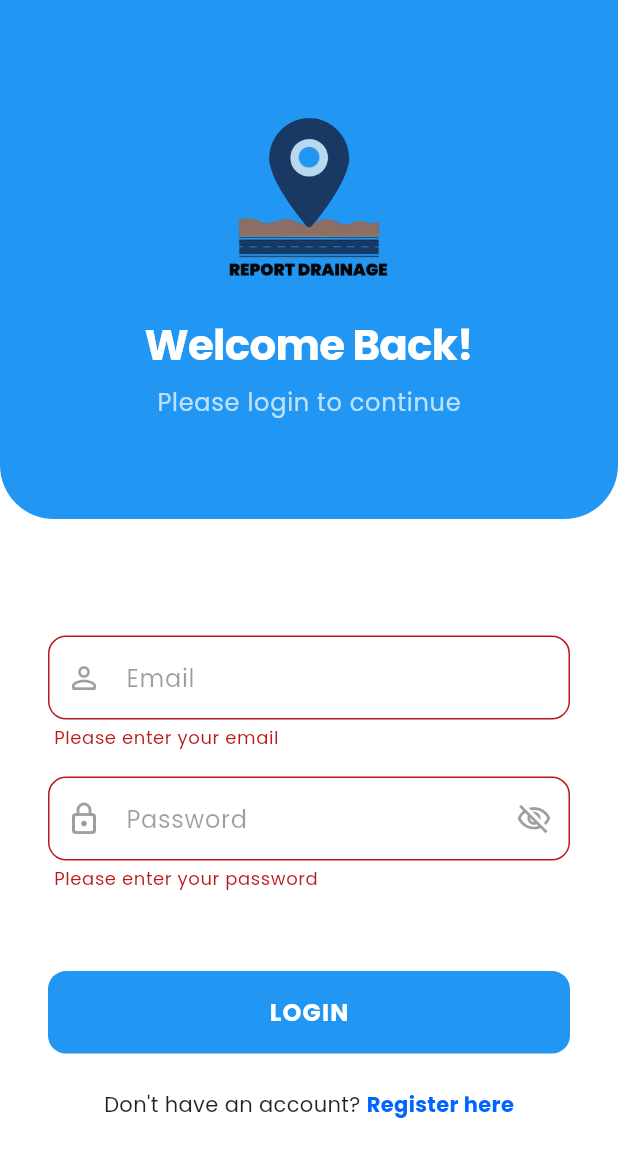
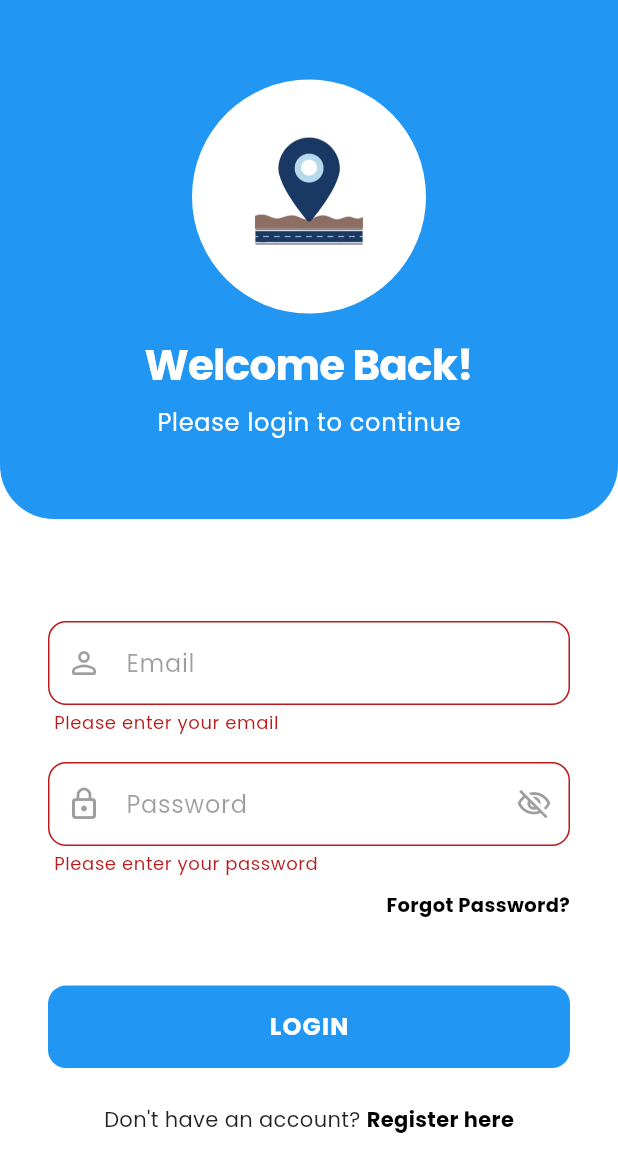
Before and after one commit to miksmikylacute/drainage_mobile, a Flutter app: the screen it shows after launch, after a tap on "LOGIN", on a phone screen of 412 x 824 dp. Shown: the top 1172 px of the screen. Run offline on Flutter 3.47's test engine with Material 3 defaults, Android fonts, the phone set to English and light mode, and no system bars; our stand-ins replace flutter_map, geolocator, google_fonts, image_picker, latlong2, supabase_flutter; accounts and stored records are empty.

Commit message:
mikschanges2design

```diff
--- a/lib/screens/login_screen.dart
+++ b/lib/screens/login_screen.dart
@@ -92,11 +92,18 @@ class _LoginScreenState extends State<LoginScreen> {
                   child: Column(
                     mainAxisAlignment: MainAxisAlignment.center,
                     children: [
-                      // Logo
-                      Image.asset(
-                        'assets/drainage.png',
-                        height: 130,
-                        fit: BoxFit.contain,
+                      // Logo in white circle
+                      Container(
+                        padding: const EdgeInsets.all(28),
+                        decoration: const BoxDecoration(
+                          color: Colors.white,
+                          shape: BoxShape.circle,
+                        ),
+                        child: Image.asset(
+                          'assets/drainage_clean.png',
+                          height: 100,
+                          fit: BoxFit.contain,
+                        ),
                       ),
                       const SizedBox(height: 16),
                       Text(
@@ -111,7 +118,7 @@ class _LoginScreenState extends State<LoginScreen> {
                       Text(
                         'Please login to continue',
                         style: theme.textTheme.bodyLarge?.copyWith(
-                          color: const Color(0xB3FFFFFF),
+                          color: Colors.white,
                           fontWeight: FontWeight.w400,
                         ),
                       ),
@@ -240,6 +247,21 @@ class _LoginScreenState extends State<LoginScreen> {
                                 return null;
                               },
                             ),
+                            const SizedBox(height: 10),
+                            Align(
+                              alignment: Alignment.centerRight,
+                              child: GestureDetector(
+                                onTap: () {},
+                                child: Text(
+                                  'Forgot Password?',
+                                  style: GoogleFonts.poppins(
+                                    fontSize: 13,
+                                    fontWeight: FontWeight.bold,
+                                    color: Colors.black,
+                                  ),
+                                ),
+                              ),
+                            ),
                           ],
                         ),
 
@@ -304,7 +326,7 @@ class _LoginScreenState extends State<LoginScreen> {
                                   child: Text(
                                     'Register here',
                                     style: GoogleFonts.poppins(
-                                      color: const Color(0xFF0066FF),
+                                      color: Colors.black,
                                       fontWeight: FontWeight.bold,
                                       fontSize: 14,
                                     ),
--- a/lib/screens/report_issue_screen.dart
+++ b/lib/screens/report_issue_screen.dart
@@ -290,7 +290,7 @@ class _ReportIssueScreenState extends State<ReportIssueScreen> {
                   child: Text(
                     'Back to Home',
                     style: GoogleFonts.poppins(
-                      color: const Color(0xFF0066FF),
+                      color: Colors.black,
                       fontWeight: FontWeight.bold,
                       fontSize: 14,
                     ),
--- a/lib/screens/splash_screen.dart
+++ b/lib/screens/splash_screen.dart
@@ -52,9 +52,19 @@ class _SplashScreenState extends State<SplashScreen> {
             children: [
               const Spacer(flex: 3),
               Image.asset(
-                'assets/drainage.png',
-                height: 180,
+                'assets/drainage_clean.png',
+                height: 160,
                 fit: BoxFit.contain,
+              ),
+              const SizedBox(height: 10),
+              Text(
+                'REPORT DRAINAGE',
+                style: GoogleFonts.poppins(
+                  fontSize: 16,
+                  fontWeight: FontWeight.w800,
+                  color: const Color(0xFF193864),
+                  letterSpacing: 1.2,
+                ),
               ),
               const Spacer(flex: 3),
               const SizedBox(
@@ -65,14 +75,6 @@ class _SplashScreenState extends State<SplashScreen> {
                   strokeWidth: 2.5,
                 ),
               ),
-              const SizedBox(height: 8),
-              Text(
-                'Loading...',
-                style: GoogleFonts.poppins(
-                  fontSize: 13,
-                  color: Colors.grey[600],
-                ),
-              ),
               const SizedBox(height: 48),
             ],
           ),
```
Also changed, not shown: lib/screens/change_password_screen.dart (+4 -26 lines), lib/screens/edit_profile_screen.dart (+4 -26 lines), lib/screens/home_screen.dart (+8 -8 lines), lib/screens/my_reports_screen.dart (+17 -11 lines), lib/screens/notifications_screen.dart (+10 -8 lines), lib/screens/report_detail_sheet.dart (+7 -7 lines), pubspec.lock.
